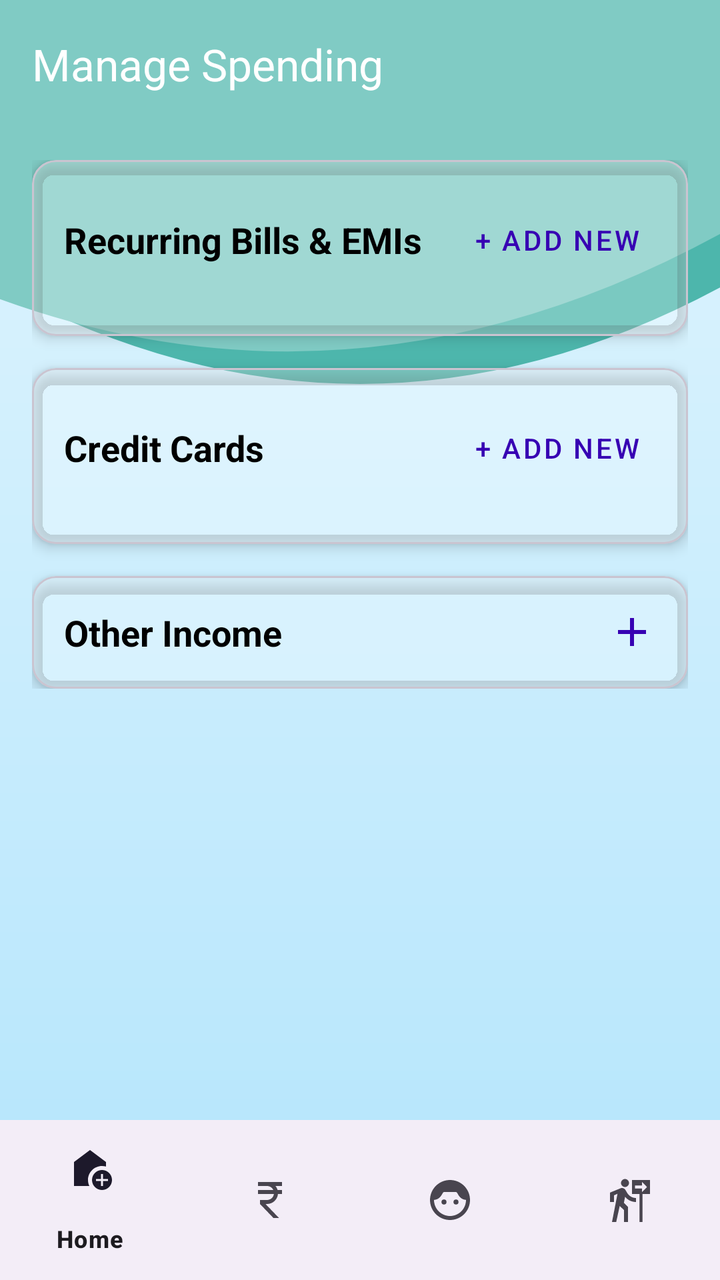
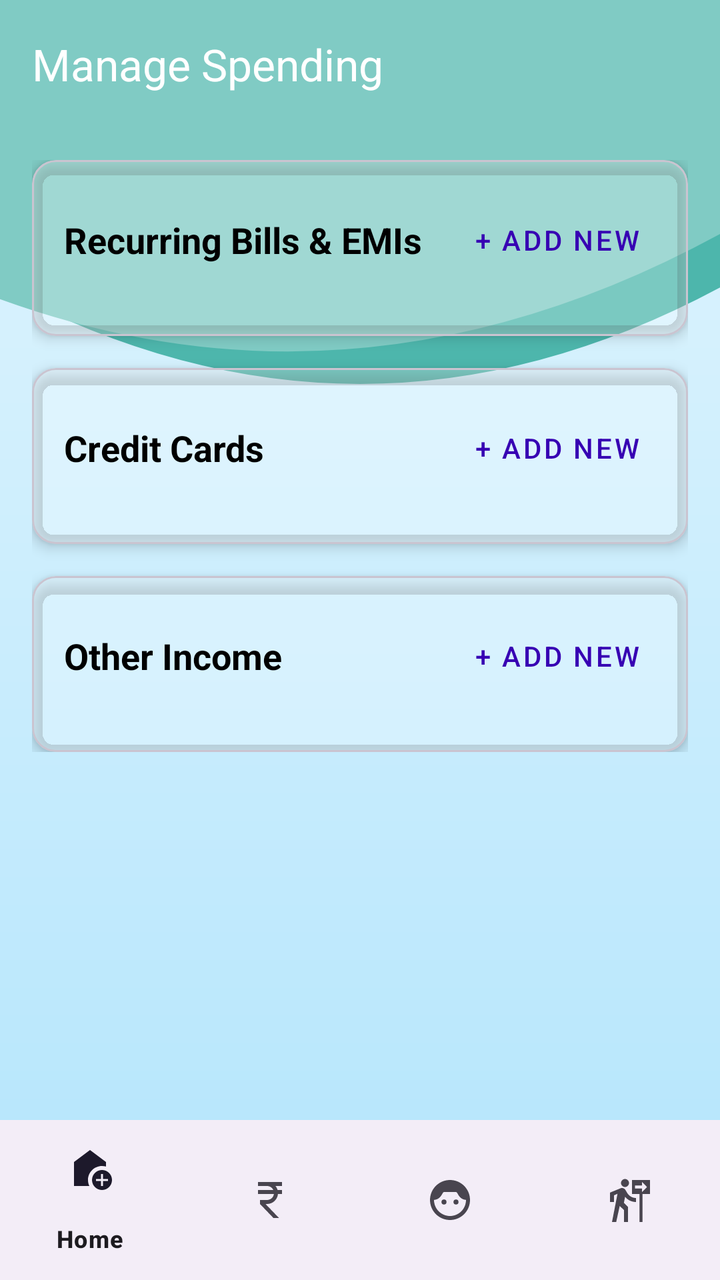

The first picture is an Android layout as it rendered before a commit; the second is the same layout after the commit. The layout source and the unified diff follow.
<!-- AndroidManifest.xml: application theme Theme.FinTrack -->
<!-- res/layout/activity_spend.xml -->
<?xml version="1.0" encoding="utf-8"?>
<RelativeLayout xmlns:android="http://schemas.android.com/apk/res/android"
                xmlns:app="http://schemas.android.com/apk/res-auto"
                xmlns:tools="http://schemas.android.com/tools"
                android:layout_width="match_parent"
                android:layout_height="match_parent"
                android:background="@drawable/spend_background">

    <androidx.appcompat.widget.Toolbar
            android:id="@+id/toolbar"
            android:layout_width="match_parent"
            android:layout_height="?attr/actionBarSize"
            android:theme="@style/ThemeOverlay.AppCompat.Dark.ActionBar"
            app:title="Manage Spending" />

    <androidx.core.widget.NestedScrollView
            android:layout_width="match_parent"
            android:layout_height="match_parent"
            android:layout_below="@id/toolbar"
            android:layout_above="@+id/bottom_navigation">

        <LinearLayout
                android:layout_width="match_parent"
                android:layout_height="wrap_content"
                android:orientation="vertical"
                android:padding="16dp">

            
            <com.google.android.material.card.MaterialCardView
                    android:layout_width="match_parent"
                    android:layout_height="wrap_content"
                    app:cardBackgroundColor="#40FFFFFF"
                    app:cardCornerRadius="12dp"
                    app:cardElevation="4dp">

                <LinearLayout
                        android:layout_width="match_parent"
                        android:layout_height="wrap_content"
                        android:orientation="vertical"
                        android:padding="16dp">

                    <LinearLayout
                            android:layout_width="match_parent"
                            android:layout_height="wrap_content"
                            android:gravity="center_vertical"
                            android:orientation="horizontal">

                        <TextView
                                android:layout_width="0dp"
                                android:layout_height="wrap_content"
                                android:layout_weight="1"
                                android:text="Recurring Bills &amp; EMIs"
                                android:textColor="@color/on_secondary"
                                android:textSize="18sp"
                                android:textStyle="bold" />

                        <Button
                                android:id="@+id/buttonAddExpense"
                                style="@style/Widget.MaterialComponents.Button.TextButton"
                                android:layout_width="wrap_content"
                                android:layout_height="wrap_content"
                                android:text="+ Add New"
                                android:textColor="@color/primary_dark" />
                    </LinearLayout>

                    <LinearLayout
                            android:id="@+id/containerFixedExpenses"
                            android:layout_width="match_parent"
                            android:layout_height="wrap_content"
                            android:orientation="vertical"
                            android:paddingTop="8dp"/>
                </LinearLayout>
            </com.google.android.material.card.MaterialCardView>

            
            <com.google.android.material.card.MaterialCardView
                    android:layout_width="match_parent"
                    android:layout_height="wrap_content"
                    android:layout_marginTop="16dp"
                    app:cardBackgroundColor="#40FFFFFF"
                    app:cardCornerRadius="12dp"
                    app:cardElevation="4dp">

                <LinearLayout
                        android:layout_width="match_parent"
                        android:layout_height="wrap_content"
                        android:orientation="vertical"
                        android:padding="16dp">

                    <LinearLayout
                            android:layout_width="match_parent"
                            android:layout_height="wrap_content"
                            android:gravity="center_vertical"
                            android:orientation="horizontal">

                        <TextView
                                android:layout_width="0dp"
                                android:layout_height="wrap_content"
                                android:layout_weight="1"
                                android:text="Credit Cards"
                                android:textColor="@color/on_secondary"
                                android:textSize="18sp"
                                android:textStyle="bold" />

                        <Button
                                android:id="@+id/buttonAddCard"
                                style="@style/Widget.MaterialComponents.Button.TextButton"
                                android:layout_width="wrap_content"
                                android:layout_height="wrap_content"
                                android:text="+ Add New"
                                android:textColor="@color/primary_dark" />
                    </LinearLayout>

                    <LinearLayout
                            android:id="@+id/containerCreditCards"
                            android:layout_width="match_parent"
                            android:layout_height="wrap_content"
                            android:orientation="vertical"
                            android:paddingTop="8dp"/>
                </LinearLayout>
            </com.google.android.material.card.MaterialCardView>

            
            <com.google.android.material.card.MaterialCardView
                    android:layout_width="match_parent"
                    android:layout_height="wrap_content"
                    android:layout_marginTop="16dp"
                    app:cardBackgroundColor="#40FFFFFF"
                    app:cardCornerRadius="12dp"
                    app:cardElevation="4dp">

                <LinearLayout
                        android:layout_width="match_parent"
                        android:layout_height="wrap_content"
                        android:gravity="center_vertical"
                        android:orientation="horizontal"
                        android:padding="16dp">

                    <TextView
                            android:layout_width="0dp"
                            android:layout_height="wrap_content"
                            android:layout_weight="1"
                            android:text="Other Income"
                            android:textColor="@color/on_secondary"
                            android:textSize="18sp"
                            android:textStyle="bold" />

                    <ImageButton
                            android:id="@+id/buttonAddOtherIncome"
                            android:layout_width="wrap_content"
                            android:layout_height="wrap_content"
                            android:background="?attr/selectableItemBackgroundBorderless"
                            android:src="@drawable/ic_add"
                            app:tint="@color/primary_dark" />
                </LinearLayout>
            </com.google.android.material.card.MaterialCardView>

        </LinearLayout>
    </androidx.core.widget.NestedScrollView>

    <com.google.android.material.bottomnavigation.BottomNavigationView
            android:id="@+id/bottom_navigation"
            android:layout_width="match_parent"
            android:layout_height="wrap_content"
            android:layout_alignParentBottom="true"
            app:menu="@menu/bottom_nav" />

</RelativeLayout>
<!-- resources referenced by this layout -->
<resources>
  <color name="on_secondary">#000000</color>
  <color name="primary_dark">#3700B3</color>
  <!-- drawable ic_add (drawable) -->
  <vector android:height="24dp" android:tint="#000000"
      android:viewportHeight="24" android:viewportWidth="24"
      android:width="24dp" xmlns:android="http://schemas.android.com/apk/res/android">
      <path android:fillColor="@android:color/white" android:pathData="M19,13h-6v6h-2v-6H5v-2h6V5h2v6h6v2z"/>
  </vector>
  <!-- drawable spend_background (drawable) -->
  <?xml version="1.0" encoding="utf-8"?>
  <layer-list xmlns:android="http://schemas.android.com/apk/res/android">
  
      
      <item>
          <shape android:shape="rectangle">
              <gradient
                      android:angle="270"
                      android:startColor="#E1F5FE"
                      android:endColor="#B3E5FC"
                      android:type="linear" />
          </shape>
      </item>
  
      
      <item
              android:drawable="@drawable/dashboard_header_graphic"
              android:gravity="top|fill_horizontal"
              android:height="250dp"/>
  
  </layer-list>
  <style name="Theme.FinTrack" parent="Base.Theme.FinTrack" />
  <!-- drawable dashboard_header_graphic (drawable) -->
  <vector xmlns:android="http://schemas.android.com/apk/res/android"
          android:width="412dp"
          android:height="280dp"
          android:viewportWidth="412"
          android:viewportHeight="280">
      <path
              android:pathData="M-20,150 Q206,280 432,150 V0 H-20 Z"
              android:fillColor="#4DB6AC"
              android:alpha="0.2"/>
      <path
              android:pathData="M-20,160 Q206,250 432,120 V0 H-20 Z"
              android:fillColor="#80CBC4"
              android:alpha="0.2"/>
  </vector>
  <style name="Base.Theme.FinTrack" parent="Theme.Material3.DayNight.NoActionBar">
          
          
      </style>
</resources>

<!-- the commit's change to res/layout/activity_spend.xml (unified diff, before → after) -->
@@ -132,26 +132,39 @@
                 <LinearLayout
                         android:layout_width="match_parent"
                         android:layout_height="wrap_content"
-                        android:gravity="center_vertical"
-                        android:orientation="horizontal"
+                        android:orientation="vertical"
                         android:padding="16dp">
 
-                    <TextView
-                            android:layout_width="0dp"
+                    <LinearLayout
+                            android:layout_width="match_parent"
                             android:layout_height="wrap_content"
-                            android:layout_weight="1"
-                            android:text="Other Income"
-                            android:textColor="@color/on_secondary"
-                            android:textSize="18sp"
-                            android:textStyle="bold" />
+                            android:gravity="center_vertical"
+                            android:orientation="horizontal">
 
-                    <ImageButton
-                            android:id="@+id/buttonAddOtherIncome"
-                            android:layout_width="wrap_content"
+                        <TextView
+                                android:layout_width="0dp"
+                                android:layout_height="wrap_content"
+                                android:layout_weight="1"
+                                android:text="Other Income"
+                                android:textColor="@color/on_secondary"
+                                android:textSize="18sp"
+                                android:textStyle="bold" />
+
+                        <Button
+                                android:id="@+id/buttonAddOtherIncome"
+                                style="@style/Widget.MaterialComponents.Button.TextButton"
+                                android:layout_width="wrap_content"
+                                android:layout_height="wrap_content"
+                                android:text="+ Add New"
+                                android:textColor="@color/primary_dark" />
+                    </LinearLayout>
+
+                    <LinearLayout
+                            android:id="@+id/containerOtherIncome"
+                            android:layout_width="match_parent"
                             android:layout_height="wrap_content"
-                            android:background="?attr/selectableItemBackgroundBorderless"
-                            android:src="@drawable/ic_add"
-                            app:tint="@color/primary_dark" />
+                            android:orientation="vertical"
+                            android:paddingTop="8dp"/>
                 </LinearLayout>
             </com.google.android.material.card.MaterialCardView>
 
<!-- resource entries referenced after the edit -->
@@ -2,12 +2,6 @@
 <resources>
   <color name="on_secondary">#000000</color>
   <color name="primary_dark">#3700B3</color>
-  <!-- drawable ic_add (drawable) -->
-  <vector android:height="24dp" android:tint="#000000"
-      android:viewportHeight="24" android:viewportWidth="24"
-      android:width="24dp" xmlns:android="http://schemas.android.com/apk/res/android">
-      <path android:fillColor="@android:color/white" android:pathData="M19,13h-6v6h-2v-6H5v-2h6V5h2v6h6v2z"/>
-  </vector>
   <!-- drawable spend_background (drawable) -->
   <?xml version="1.0" encoding="utf-8"?>
   <layer-list xmlns:android="http://schemas.android.com/apk/res/android">
